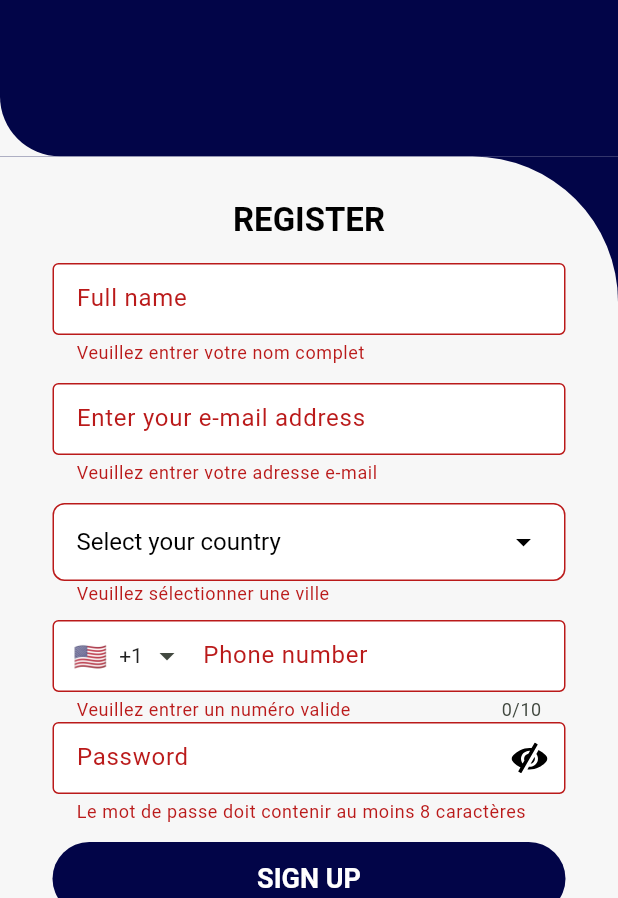
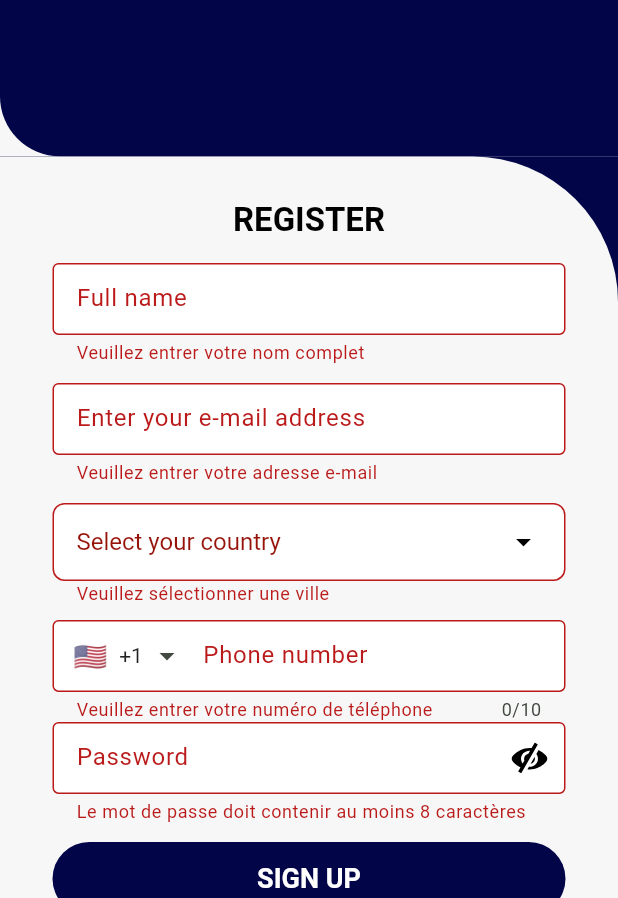
Before and after one commit to k-adama/voyagedifiant, a Flutter app: the RegisterPage screen opened by its route, after a tap on "SIGN UP", on a phone screen of 412 x 824 dp, the part 338-1236 px from its top. Run offline on Flutter 3.47's test engine with Material 3 defaults, Android fonts, the phone set to English and light mode, and no system bars; drawn by our look-alikes of intl_phone_field, pull_to_refresh; our stand-ins replace animated_toggle_switch, connectivity_plus, country_picker, dio, flutter_rating_bar, flutter_screenutil and 7 more; missing offline and left inert: auto_height_grid_view; accounts and stored records are empty; network calls fail; Roboto replaces fonts that are missing (Cereal, Gilroy).

Commit message:
FIX EMAIL AND phone error

```diff
--- a/lib/core/widgets/textfield/phone_input_field.dart
+++ b/lib/core/widgets/textfield/phone_input_field.dart
@@ -1,36 +1,41 @@
 import 'package:flutter/material.dart';
 import 'package:flutter/services.dart';
+import 'package:get/get.dart';
 import 'package:get/get_utils/src/extensions/internacionalization.dart';
+import 'package:get/instance_manager.dart';
 import 'package:intl_phone_field/intl_phone_field.dart';
+import 'package:voyagedifiant/views/controllers/auth/controllers/auth.controllers.dart';
 
 class PhoneInputField extends StatelessWidget {
   final FocusNode? focusNode;
   final Function(String) onChanged;
   final Function(String) onCountryChanged;
   final String? initialValue;
+  String? Function(String?)? validator;
+  String? errorText;
 
-  const PhoneInputField({
+  PhoneInputField({
     Key? key,
     this.focusNode,
     required this.onChanged,
     required this.onCountryChanged,
     this.initialValue,
+    this.validator,
+    this.errorText,
   }) : super(key: key);
 
   @override
   Widget build(BuildContext context) {
     return FormField<String>(
-      validator: (value) {
-        if (value == null || value.isEmpty || value.length < 8) {
-          return 'Veuillez entrer un numéro valide';
+      validator: validator,
+      /* (value) {
+        if (value == null || value.trim().isEmpty) {
+          return 'Veuillez entrer votre numéro de téléphone';
         }
         return null;
-      },
+      },*/
       builder: (FormFieldState<String> field) {
-        return Column(
-          crossAxisAlignment: CrossAxisAlignment.start,
-          children: [
-            IntlPhoneField(
+        return IntlPhoneField(
           dropdownIconPosition: IconPosition.trailing,
           flagsButtonPadding: const EdgeInsets.only(left: 10),
           focusNode: focusNode,
@@ -43,7 +48,7 @@ class PhoneInputField extends StatelessWidget {
             border: const OutlineInputBorder(
               borderSide: BorderSide(),
             ),
-                errorText: field.errorText,
+            errorText: errorText ?? field.errorText,
           ),
           languageCode: "fr",
           onChanged: (phone) {
@@ -51,8 +56,6 @@ class PhoneInputField extends StatelessWidget {
             onChanged(phone.completeNumber);
           },
           onCountryChanged: (country) => onCountryChanged(country.name),
-            ),
-          ],
         );
       },
     );
--- a/lib/views/pages/auth/register/components/register_page_form.dart
+++ b/lib/views/pages/auth/register/components/register_page_form.dart
@@ -1,4 +1,5 @@
 import 'package:flutter/material.dart';
+import 'package:get/get.dart';
 import 'package:get/instance_manager.dart';
 import 'package:get/get_utils/src/extensions/internacionalization.dart';
 import 'package:get/route_manager.dart';
@@ -28,58 +29,19 @@ class RegisterPageForm extends StatefulWidget {
 class _RegisterPageFormState extends State<RegisterPageForm> {
   String? selectedCity;
   final _formKey = GlobalKey<FormState>();
-  AuthController authController = Get.find();
+  AuthController _authController = Get.find();
   String? dropdownValue;
   final FocusNode myFocusNode = FocusNode();
 
   Future<void> onRegister() async {
     if (_formKey.currentState != null && _formKey.currentState!.validate()) {
-      await authController.onRegister();
+      await _authController.onRegister();
     }
-  }
-
-  void _openCitySelector() {
-    showModalBottomSheet(
-      context: context,
-      backgroundColor: Colors.white,
-      shape: const RoundedRectangleBorder(
-        borderRadius: BorderRadius.vertical(top: Radius.circular(16)),
-      ),
-      builder: (_) {
-        return Column(
-          mainAxisSize: MainAxisSize.min,
-          children: [
-            Padding(
-              padding: const EdgeInsets.symmetric(vertical: 16),
-              child: Text(
-                'select_city'.tr,
-                style:
-                    const TextStyle(fontSize: 18, fontWeight: FontWeight.bold),
-              ),
-            ),
-            const Divider(height: 1),
-            ...list.map((city) {
-              return ListTile(
-                title: Text(city),
-                trailing: selectedCity == city
-                    ? const Icon(Icons.check, color: Colors.blue)
-                    : null,
-                onTap: () {
-                  setState(() => selectedCity = city);
-                  Navigator.pop(context);
-                  authController.setCity(city);
-                },
-              );
-            }).toList(),
-            const SizedBox(height: 16),
-          ],
-        );
-      },
-    );
   }
 
   @override
   Widget build(BuildContext context) {
+    return GetBuilder<AuthController>(builder: (authController) {
       return Theme(
         data: AppTheme.defaultTheme.copyWith(
           inputDecorationTheme: AppTheme.secondaryInputDecorationTheme,
@@ -122,7 +84,8 @@ class _RegisterPageFormState extends State<RegisterPageForm> {
                   validator: (value) {
                     if (value == null || value.trim().isEmpty) {
                       return 'Veuillez entrer votre adresse e-mail';
-                  } else if (!RegExp(r'^[^@]+@[^@]+\.[^@]+').hasMatch(value)) {
+                    } else if (!RegExp(r'^[^@]+@[^@]+\.[^@]+')
+                        .hasMatch(value)) {
                       return 'Veuillez entrer une adresse e-mail valide';
                     }
                     return null;
@@ -132,6 +95,9 @@ class _RegisterPageFormState extends State<RegisterPageForm> {
                     border: const OutlineInputBorder(
                       borderSide: BorderSide(),
                     ),
+                    errorText: authController.emailError.value.isNotEmpty
+                        ? authController.emailError.value
+                        : null,
                   ),
                 ),
                 const SizedBox(
@@ -185,9 +151,11 @@ class _RegisterPageFormState extends State<RegisterPageForm> {
                             decoration: InputDecoration(
                               border: OutlineInputBorder(
                                 borderRadius: BorderRadius.circular(8),
-                              borderSide: const BorderSide(color: Colors.black),
+                                borderSide:
+                                    const BorderSide(color: Colors.black),
                               ),
-                            errorText: state.hasError ? state.errorText : null,
+                              errorText:
+                                  state.hasError ? state.errorText : null,
                               errorStyle: const TextStyle(
                                   height:
                                       0.8), // réduit la hauteur du texte d'erreur
@@ -199,8 +167,12 @@ class _RegisterPageFormState extends State<RegisterPageForm> {
                               children: [
                                 Text(
                                   selectedCity ?? 'select_city'.tr,
-                                style: const TextStyle(
-                                    color: AppColors.black, fontSize: 16),
+                                  style: TextStyle(
+                                      color: state.hasError
+                                          ? const Color.fromARGB(
+                                              255, 150, 19, 9)
+                                          : AppColors.black,
+                                      fontSize: 16),
                                 ),
                                 const Icon(Icons.arrow_drop_down,
                                     color: AppColors.black),
@@ -221,6 +193,15 @@ class _RegisterPageFormState extends State<RegisterPageForm> {
                     authController.setNumber(number);
                   },
                   onCountryChanged: (country) {},
+                  validator: (value) {
+                    if (value == null || value.trim().isEmpty) {
+                      return 'Veuillez entrer votre numéro de téléphone';
+                    }
+                    return null;
+                  },
+                  errorText: authController.phoneError.value.isNotEmpty
+                      ? authController.phoneError.value
+                      : null,
                 ),
                 CustomField(
                   onChanged: (password) {
@@ -247,5 +228,6 @@ class _RegisterPageFormState extends State<RegisterPageForm> {
           ),
         ),
       );
+    });
   }
 }
```
Also changed, not shown: lib/core/repositories/Auth/auth.repository.dart (+54 -15 lines), lib/core/services/api_result.service.dart (+18 -1 lines), lib/views/controllers/auth/controllers/auth.controllers.dart (+31 -11 lines). Lines whose indentation alone changed are shown as unchanged.
